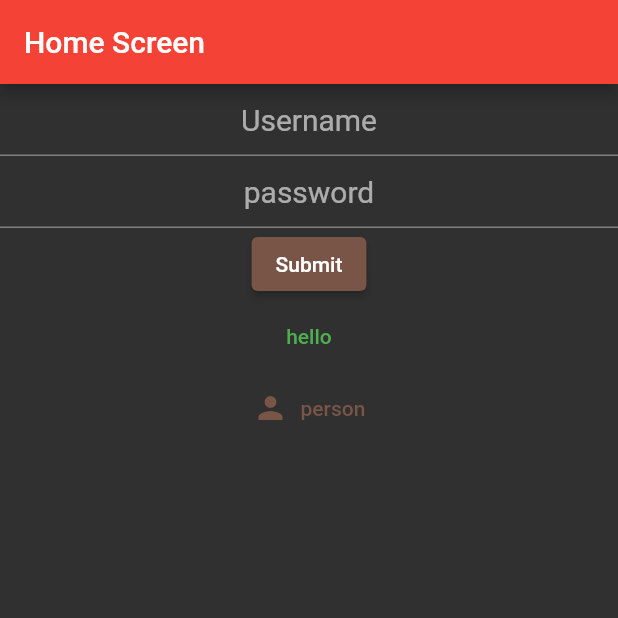
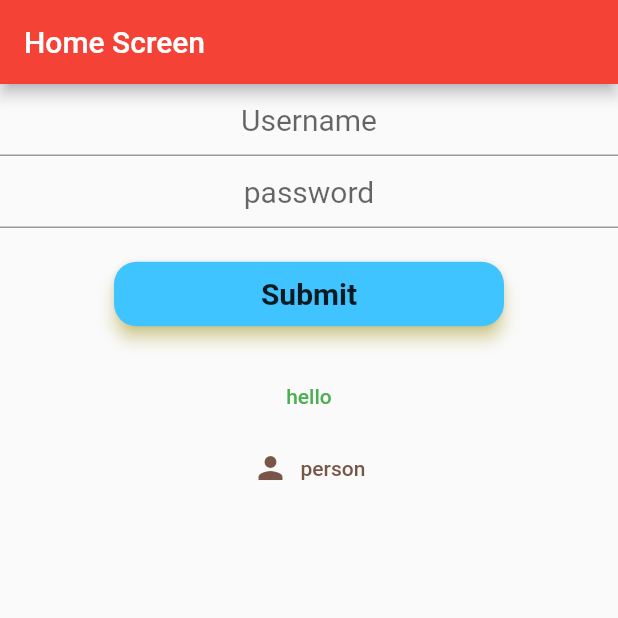
Before and after one commit to iamsourav37/testing_flutter_widgets, a Flutter app: the screen it shows after launch, after a tap on "Submit", on a phone screen of 412 x 824 dp, the top half of it. Run offline on Flutter 3.47's test engine with Material 2 defaults, Android fonts, the phone set to English and light mode, and no system bars; Roboto replaces fonts that are missing (arial).

Commit message:
ElevatedButton explored

```diff
--- a/lib/HomePage.dart
+++ b/lib/HomePage.dart
@@ -13,6 +13,7 @@ class _HomePageState extends State<HomePage> {
         title: Text("Home Screen"),
       ),
       body: Container(
+        child: SingleChildScrollView(
           child: Column(
             children: [
               TextFormField(
@@ -34,20 +35,35 @@ class _HomePageState extends State<HomePage> {
                   hintText: 'password',
                 ),
               ),
-            ElevatedButton(
+              Container(
+                padding: EdgeInsets.all(20.0),
+                width: 300.0,
+                child: ElevatedButton(
                   style: ElevatedButton.styleFrom(
-                primary: Colors.brown,
-                onPrimary: Colors.white,
+                    padding: EdgeInsets.symmetric(vertical: 10.0),
+                    primary: Colors.lightBlueAccent,
+                    onPrimary: Colors.black87,
+                    textStyle: TextStyle(
+                      fontSize: 20.0,
+                      fontWeight: FontWeight.bold,
                     ),
-              onPressed: () {},
+                    shadowColor: Colors.yellow,
+                    elevation: 4.5,
+                    shape: RoundedRectangleBorder(
+                      borderRadius: BorderRadius.circular(15.0),
+                    ),
+                  ),
+                  onPressed: () {
+                    print("button pressed");
+                  },
                   child: Text("Submit"),
+                ),
               ),
               TextButton(
                 onPressed: () {},
                 child: Text("hello"),
                 style: TextButton.styleFrom(
                   primary: Colors.green,
-
                 ),
               ),
               TextButton.icon(
@@ -61,6 +77,7 @@ class _HomePageState extends State<HomePage> {
             ],
           ),
         ),
+      ),
     );
   }
 }
--- a/lib/main.dart
+++ b/lib/main.dart
@@ -17,9 +17,9 @@ class MyApp extends StatelessWidget {
         brightness: Brightness.dark,
       ),
       theme: ThemeData(
-        fontFamily: 'arial',
+
         primaryColor: Colors.red,
-        brightness: Brightness.dark,
+
       ),
       home: HomePage(),
     );
```
Lines whose indentation alone changed are shown as unchanged.
